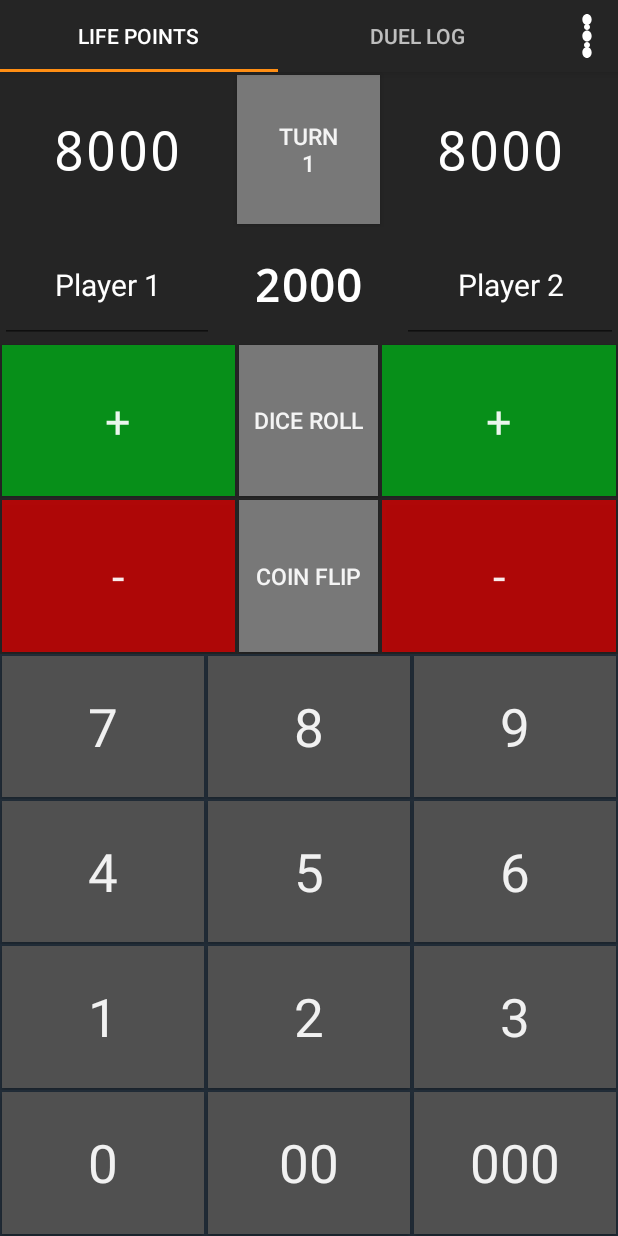
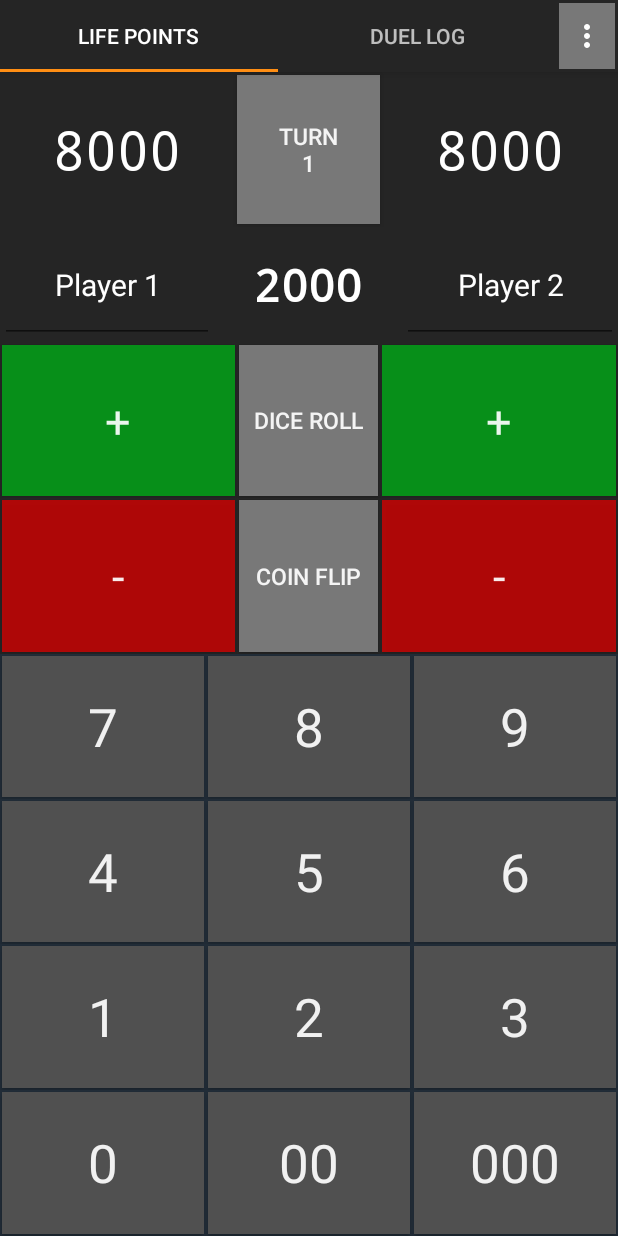
Before and after one commit to amicloud/SideDeck, an Android app: the screen it shows after launch (MainActivity), on a phone screen of 412 x 824 dp. Run offline under Robolectric (Android 15) with nearby library versions, the phone set to English and light mode, and no system bars; our stand-ins replace AdMob; libraries missing offline, so code that uses them is left out: com.android.vending, com.github.amlcurran.showcaseview, me.grantland.widget, net.sourceforge.jeval; pictures from the network do not load; 14 statements that could not run were skipped.

Commit message:
Added animations for dice and coin button. Updated drawable for hamburger button

```diff
--- a/app/src/main/res/layout/activity_main.xml
+++ b/app/src/main/res/layout/activity_main.xml
@@ -46,10 +46,11 @@
 
                     android:clickable="true"
                     android:src="@drawable/ic_menu_overflow_material" />-->
-                <android.support.v7.widget.AppCompatImageButton
+                <ImageButton
                     android:layout_width="match_parent"
                     android:layout_height="match_parent"
                     android:id="@+id/overFlowButton"
+                    android:background="@color/a_material_light"
                     app:srcCompat="@drawable/ic_menu_overflow_material"
                     android:enabled="true"
                     android:clickable="true"
@@ -57,9 +58,7 @@
                     android:adjustViewBounds="false"
                     android:layout_margin="2dp"
                     android:onClick="showPopup"
-                    android:contentDescription="hamburger"
-                    android:background="@drawable/ic_menu_overflow_material"
-                    android:src="@drawable/ic_menu_overflow_material"/>
+                    android:contentDescription="hamburger" />
 
             </LinearLayout>
 
```
